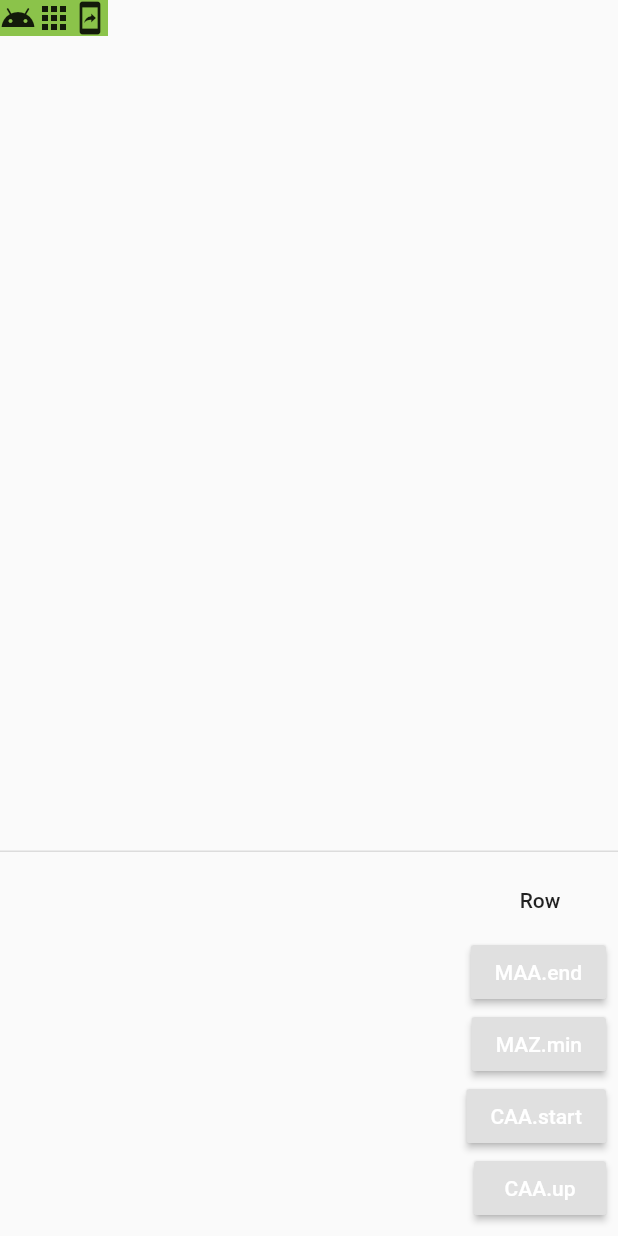
After one commit to luiscarino/layouts_demo, a Flutter app: the RowColumnWidget screen opened directly, after a tap on "Column", after a tap on "MAA.start", on a phone screen of 412 x 824 dp. The commit adds this screen. Run offline on Flutter 3.47's test engine with Material 2 defaults, Android fonts, the phone set to English and light mode, and no system bars.

Commit message:
Adding row layout example

```diff
--- /dev/null
+++ b/lib/row_column.dart
@@ -0,0 +1,218 @@
+import 'package:flutter/material.dart';
+
+/// Displays row and column widgets and they different attributes
+class RowColumnWidget extends StatefulWidget {
+  @override
+  _RowColumnWidgetState createState() => _RowColumnWidgetState();
+}
+
+class _RowColumnWidgetState extends State<RowColumnWidget> {
+  MainAxisAlignment _mainAxisAlignment = MainAxisAlignment.start;
+  int _mainAxisAlignmentPosition = 0;
+  String _mainAxisAlignmentButtonText = "MAA.start";
+
+  MainAxisSize _mainAxisSize = MainAxisSize.min;
+  int _mainAxiSizePosition = 0;
+  String _mainAxisSizeButtonText = "MAZ.min";
+
+  CrossAxisAlignment _crossAxisAlignment = CrossAxisAlignment.start;
+  int _crossAxisAlignmentPosition = 0;
+  String _crossAxisAlignmentButtonText = "CAA.start";
+
+  VerticalDirection _verticalDirection = VerticalDirection.up;
+  int _verticalDirectionPosition = 0;
+  String _verticalDirectionButtonText = "CAA.up";
+
+  bool _isRow = false;
+  String _layoutTypeText = "Column";
+
+  @override
+  Widget build(BuildContext context) {
+    return Scaffold(
+      body: Container(
+          // convenience for painting, positioning and sizing widgets
+          color: Colors.lightGreen,
+          // constraints: BoxConstraints.expand(),
+          child: _buildChild(context)),
+      persistentFooterButtons: _buildPersistentFooterButtons(),
+    );
+  }
+
+  List<Widget> _buildPersistentFooterButtons() {
+    return <Widget>[
+      FlatButton(child: Text(_layoutTypeText), onPressed: _onChangeLayout),
+      RaisedButton(
+        textColor: Colors.white,
+        onPressed: _updateMAA,
+        child: Text(_mainAxisAlignmentButtonText),
+      ),
+      RaisedButton(
+        textColor: Colors.white,
+        child: Text(_mainAxisSizeButtonText),
+        onPressed: _updateMAZ,
+      ),
+      RaisedButton(
+        textColor: Colors.white,
+        child: Text(_crossAxisAlignmentButtonText),
+        onPressed: _updateCAA,
+      ),
+      RaisedButton(
+        textColor: Colors.white,
+        child: Text(_verticalDirectionButtonText),
+        onPressed: _updateVD,
+      )
+    ];
+  }
+
+  Widget _buildChild(BuildContext context) {
+    if (_isRow) {
+      return _buildRow(context);
+    } else {
+      return _buildColumn(context);
+    }
+  }
+
+  Widget _buildColumn(BuildContext context) {
+    return Column(
+        mainAxisAlignment: _mainAxisAlignment,
+        mainAxisSize: _mainAxisSize,
+        crossAxisAlignment: _crossAxisAlignment,
+        verticalDirection: _verticalDirection,
+        children: _buildSampleContentChildren());
+  }
+
+  Widget _buildRow(BuildContext context) {
+    return Row(
+        mainAxisAlignment: _mainAxisAlignment,
+        mainAxisSize: _mainAxisSize,
+        crossAxisAlignment: _crossAxisAlignment,
+        verticalDirection: _verticalDirection,
+        children: _buildSampleContentChildren());
+  }
+
+  List<Widget> _buildSampleContentChildren() {
+    return <Widget>[
+      Icon(Icons.android),
+      Divider(),
+      Icon(Icons.apps),
+      Divider(),
+      Icon(Icons.mobile_screen_share)
+    ];
+  }
+
+  void _updateMAA() {
+    var values = [
+      MainAxisAlignment.start,
+      MainAxisAlignment.end,
+      MainAxisAlignment.center,
+      MainAxisAlignment.spaceBetween,
+      MainAxisAlignment.spaceAround,
+      MainAxisAlignment.spaceEvenly
+    ];
+
+    var buttonTextMap = {
+      0: 'start',
+      1: 'end',
+      2: 'center',
+      3: 'space between',
+      4: 'space around',
+      5: 'space evenly'
+    };
+
+    var newIndex;
+    var newButtonText;
+    if (_mainAxisAlignmentPosition == values.length - 1) {
+      newIndex = 0;
+      newButtonText = buttonTextMap[0];
+    } else {
+      newIndex = _mainAxisAlignmentPosition + 1;
+      newButtonText = buttonTextMap[newIndex];
+    }
+    setState(() {
+      _mainAxisAlignmentPosition = newIndex;
+      _mainAxisAlignment = values[newIndex];
+      _mainAxisAlignmentButtonText = "MAA." + newButtonText;
+    });
+  }
+
+  void _updateMAZ() {
+    var values = [MainAxisSize.min, MainAxisSize.max];
+
+    var buttonTextMap = {0: 'min', 1: 'max'};
+
+    var newIndex;
+    var newButtonText;
+    if (_mainAxiSizePosition == values.length - 1) {
+      newIndex = 0;
+      newButtonText = buttonTextMap[0];
+    } else {
+      newIndex = _mainAxiSizePosition + 1;
+      newButtonText = buttonTextMap[newIndex];
+    }
+    setState(() {
+      _mainAxiSizePosition = newIndex;
+      _mainAxisSize = values[newIndex];
+      _mainAxisSizeButtonText = "MAZ." + newButtonText;
+    });
+  }
+
+  void _updateCAA() {
+    var values = [
+      CrossAxisAlignment.start,
+      CrossAxisAlignment.center,
+      CrossAxisAlignment.end,
+      CrossAxisAlignment.stretch
+    ];
+
+    var buttonTextMap = {0: 'start', 1: 'center', 2: 'end', 3: 'stretch'};
+
+    var newIndex;
+    var newButtonText;
+    if (_crossAxisAlignmentPosition == values.length - 1) {
+      newIndex = 0;
+      newButtonText = buttonTextMap[0];
+    } else {
+      newIndex = _crossAxisAlignmentPosition + 1;
+      newButtonText = buttonTextMap[newIndex];
+    }
+    setState(() {
+      _crossAxisAlignmentPosition = newIndex;
+      _crossAxisAlignment = values[newIndex];
+      _crossAxisAlignmentButtonText = "CAA." + newButtonText;
+    });
+  }
+
+  void _updateVD() {
+    var values = [
+      VerticalDirection.up,
+      VerticalDirection.down,
+    ];
+
+    var buttonTextMap = {
+      0: 'up',
+      1: 'down',
+    };
+
+    var newIndex;
+    var newButtonText;
+    if (_verticalDirectionPosition == values.length - 1) {
+      newIndex = 0;
+      newButtonText = buttonTextMap[0];
+    } else {
+      newIndex = _verticalDirectionPosition + 1;
+      newButtonText = buttonTextMap[newIndex];
+    }
+    setState(() {
+      _verticalDirectionPosition = newIndex;
+      _verticalDirection = values[newIndex];
+      _verticalDirectionButtonText = "VD." + newButtonText;
+    });
+  }
+
+  void _onChangeLayout() {
+    setState(() {
+      _isRow = !_isRow;
+      _layoutTypeText = _isRow ? "Row" : "Column";
+    });
+  }
+}
```
Also changed, not shown: lib/main.dart (+13 -3 lines), 3 other files.
